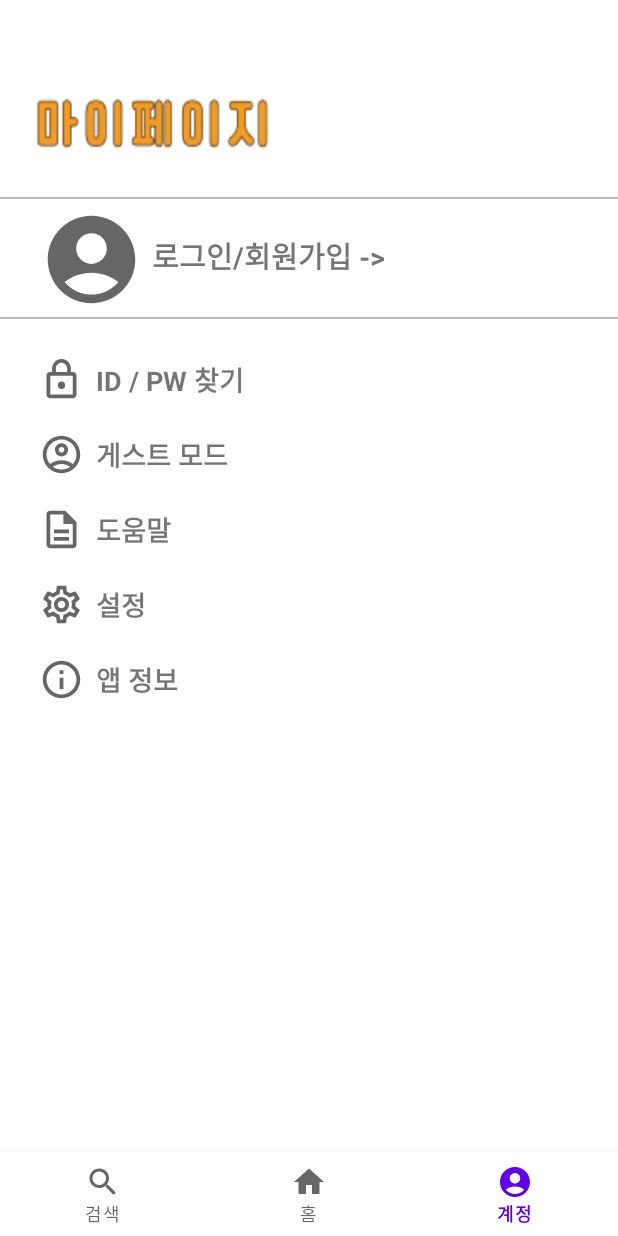
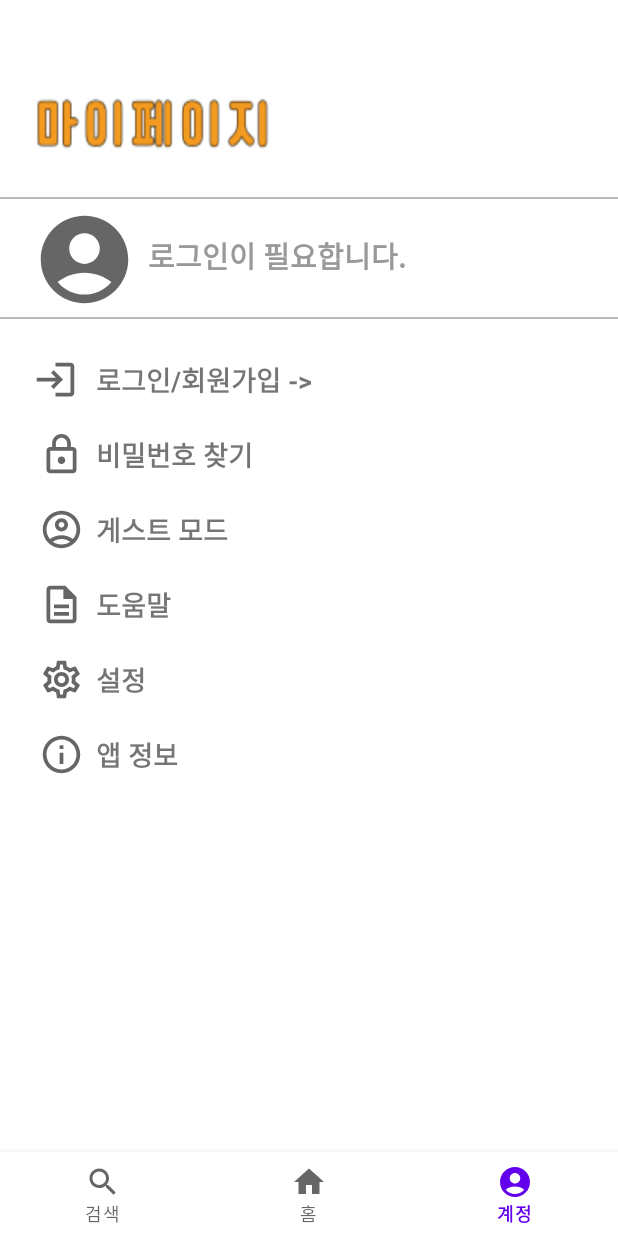
Before and after one commit to JoungSangJun/BookReport, an Android app built with Jetpack Compose: the screen it shows after launch (MainActivity), item 3 of the bottom bar chosen, on a phone screen of 412 x 824 dp. Run offline under Robolectric (Android 15) with nearby library versions, the phone set to English and light mode, and no system bars; our stand-ins replace Firebase (no records; nobody signed in at launch, a user with empty details on screens opened directly).

Commit message:
find_pass update
비밀번호 찾기, 계정 프래그먼트 수정

```diff
--- a/app/src/main/AndroidManifest.xml
+++ b/app/src/main/AndroidManifest.xml
@@ -3,6 +3,7 @@
     xmlns:tools="http://schemas.android.com/tools">
 
     <application
+        android:name=".MyApplication"
         android:allowBackup="true"
         android:dataExtractionRules="@xml/data_extraction_rules"
         android:fullBackupContent="@xml/backup_rules"
@@ -11,6 +12,9 @@
         android:supportsRtl="true"
         android:theme="@style/Theme.BookReport"
         tools:targetApi="31">
+        <activity
+            android:name="kr.baekseok.login.FindPassActivity"
+            android:exported="false" />
         <activity
             android:name="kr.baekseok.register.RegisterActivity"
             android:exported="false" />
--- a/app/src/main/java/kr/baekseok/bookreport/AccountFragment.kt
+++ b/app/src/main/java/kr/baekseok/bookreport/AccountFragment.kt
@@ -1,14 +1,15 @@
 package kr.baekseok.bookreport
 
+import android.app.AlertDialog
+import android.content.DialogInterface
 import android.content.Intent
 import android.os.Bundle
-import android.util.Log
 import android.view.LayoutInflater
 import android.view.View
 import android.view.ViewGroup
+import android.widget.Toast
 import androidx.fragment.app.Fragment
 import com.google.firebase.auth.FirebaseAuth
-import com.google.firebase.auth.FirebaseUser
 import com.google.firebase.auth.ktx.auth
 import com.google.firebase.ktx.Firebase
 import kr.baekseok.bookreport.databinding.FragmentAccountBinding
@@ -17,37 +18,74 @@ import kr.baekseok.login.LoginActivity
 
 class AccountFragment : Fragment() {
     private lateinit var aBinding: FragmentAccountBinding
-    private var loginLogoutCode = 0
+    var loginLogoutCode = MyApplication.preferences.getInt("loginLogoutCode", 0)
+    val mAuth: FirebaseAuth = Firebase.auth
 
     override fun onCreateView(
         inflater: LayoutInflater, container: ViewGroup?, savedInstanceState: Bundle?
     ): View {
         aBinding = FragmentAccountBinding.inflate(layoutInflater, container, false)
-        val mAuth : FirebaseAuth = Firebase.auth
-        val user : FirebaseUser = mAuth.currentUser!!
 
-        user.getIdToken(true).addOnCompleteListener {
-            if (it.isSuccessful){
-                loginLogoutCode = 1
-            }
+        if (loginLogoutCode == 1) {
+            aBinding.btnRegister.setText("로그아웃")
+        } else if (loginLogoutCode == 0) {
+            aBinding.btnRegister.setText("로그인/회원가입 ->")
         }
 
+        btnGuestMode()
 
         btnRegister()
+
 
         return aBinding.root
     }
 
     fun btnRegister() {
-        if(loginLogoutCode == 0) {
-            aBinding.btnRegister.setOnClickListener {
+
+        aBinding.btnRegister.setOnClickListener {
+            if (loginLogoutCode == 0) {
+                loginLogoutCode = 1
+                MyApplication.preferences.setInt("loginLogoutCode", loginLogoutCode)
                 startActivity(Intent(activity, LoginActivity::class.java))
+                activity?.finish()
+            } else if (loginLogoutCode == 1) {
+                aBinding.btnRegister.setOnClickListener {
+                    mAuth.signOut() // 로그아웃
+                    loginLogoutCode = 0
+                    MyApplication.preferences.setInt("loginLogoutCode", loginLogoutCode)
+                    startActivity(Intent(activity, MainActivity::class.java))
+                    activity?.finish()
+                }
             }
-        }else{
-            aBinding.btnRegister.setText("로그아웃")
+        }
 
+    }
+
+    fun btnFindPass() {
+
+    }
+
+    fun btnGuestMode() { // 게스트 모드
+        aBinding.btnGuest.setOnClickListener {
+            val builder = AlertDialog.Builder(context)
+                .setMessage(R.string.dialog_guest)
+                .setPositiveButton("전환",
+                DialogInterface.OnClickListener { dialog, which ->
+                    Toast.makeText(context,"게스트 모드로 전환되었습니다.", Toast.LENGTH_SHORT).show()
+                    mAuth.signOut()
+                    loginLogoutCode = 0
+                    MyApplication.preferences.setInt("loginLogoutCode", loginLogoutCode)
+                    startActivity(Intent(context, MainActivity::class.java))
+                    activity?.finish()
+                })
+                .setNegativeButton("취소",
+                DialogInterface.OnClickListener{ dialog, which ->
+                    Toast.makeText(context,"취소되었습니다.", Toast.LENGTH_SHORT).show()
+                })
+            builder.show()
         }
     }
 
 
+
 }
--- /dev/null
+++ b/app/src/main/java/kr/baekseok/bookreport/MyApplication.kt
@@ -0,0 +1,15 @@
+package kr.baekseok.bookreport
+
+import android.app.Application
+
+class MyApplication : Application() {
+
+    companion object{
+        lateinit var preferences : PreferenceUtil
+    }
+
+    override fun onCreate() {
+        preferences = PreferenceUtil(applicationContext)
+        super.onCreate()
+    }
+}
--- /dev/null
+++ b/app/src/main/java/kr/baekseok/bookreport/PreferenceUtil.kt
@@ -0,0 +1,16 @@
+package kr.baekseok.bookreport
+
+import android.content.Context
+import android.content.SharedPreferences
+
+class PreferenceUtil(context : Context) {
+    private val preferences : SharedPreferences = context.getSharedPreferences("prefs_name", Context.MODE_PRIVATE)
+
+    fun getInt(key: String, defValue: Int):Int{
+        return preferences.getInt(key,defValue)
+    }
+
+    fun setInt(key: String, defValue: Int){
+        preferences.edit().putInt(key, defValue).apply()
+    }
+}
--- /dev/null
+++ b/app/src/main/res/drawable/outline_login_24.xml
@@ -0,0 +1,11 @@
+<vector xmlns:android="http://schemas.android.com/apk/res/android"
+    android:width="24dp"
+    android:height="24dp"
+    android:viewportWidth="24"
+    android:viewportHeight="24"
+    android:tint="?attr/colorControlNormal"
+    android:autoMirrored="true">
+  <path
+      android:fillColor="@android:color/white"
+      android:pathData="M11,7L9.6,8.4l2.6,2.6H2v2h10.2l-2.6,2.6L11,17l5,-5L11,7zM20,19h-8v2h8c1.1,0 2,-0.9 2,-2V5c0,-1.1 -0.9,-2 -2,-2h-8v2h8V19z"/>
+</vector>
--- /dev/null
+++ b/app/src/main/res/drawable/view_round_white_6.xml
@@ -0,0 +1,5 @@
+<?xml version="1.0" encoding="utf-8"?>
+<shape xmlns:android="http://schemas.android.com/apk/res/android">
+    <solid android:color="@color/white" />
+    <corners android:radius="6dp" />
+</shape>
--- a/app/src/main/res/layout/fragment_account.xml
+++ b/app/src/main/res/layout/fragment_account.xml
@@ -1,10 +1,8 @@
 <?xml version="1.0" encoding="utf-8"?>
-<androidx.constraintlayout.widget.ConstraintLayout
+<androidx.constraintlayout.widget.ConstraintLayout xmlns:android="http://schemas.android.com/apk/res/android"
+    xmlns:app="http://schemas.android.com/apk/res-auto"
     android:layout_width="match_parent"
-    android:layout_height="match_parent"
-    xmlns:android="http://schemas.android.com/apk/res/android"
-    xmlns:app="http://schemas.android.com/apk/res-auto">
-
+    android:layout_height="match_parent">
 
 
     <androidx.constraintlayout.widget.ConstraintLayout
@@ -13,9 +11,9 @@
         android:layout_height="wrap_content"
         android:layout_marginTop="45dp"
         android:layout_marginEnd="187dp"
-        app:layout_constraintTop_toTopOf="parent"
+        app:layout_constraintEnd_toEndOf="parent"
         app:layout_constraintStart_toStartOf="parent"
-        app:layout_constraintEnd_toEndOf="parent">
+        app:layout_constraintTop_toTopOf="parent">
 
         <TextView
             android:id="@+id/tx_home"
@@ -31,14 +29,13 @@
 
     <androidx.constraintlayout.widget.ConstraintLayout
         android:id="@+id/constraint2"
-        android:background="#BAB8B8"
         android:layout_width="match_parent"
         android:layout_height="1dp"
         android:layout_marginTop="16dp"
-        app:layout_constraintTop_toBottomOf="@+id/constraint1"
+        android:background="#BAB8B8"
+        app:layout_constraintEnd_toEndOf="parent"
         app:layout_constraintStart_toStartOf="parent"
-        app:layout_constraintEnd_toEndOf="parent"
-        >
+        app:layout_constraintTop_toBottomOf="@+id/constraint1">
 
     </androidx.constraintlayout.widget.ConstraintLayout>
 
@@ -46,48 +43,82 @@
         android:id="@+id/constraint3"
         android:layout_width="match_parent"
         android:layout_height="wrap_content"
+        app:layout_constraintEnd_toEndOf="parent"
         app:layout_constraintStart_toStartOf="parent"
+        app:layout_constraintTop_toBottomOf="@+id/constraint2">
+
+        <ImageView
+            android:id="@+id/img_profile"
+            android:layout_width="70dp"
+            android:layout_height="70dp"
+            android:layout_marginTop="5dp"
+            android:layout_marginEnd="300dp"
+            android:src="@drawable/baseline_account_circle_24"
+            app:layout_constraintEnd_toEndOf="parent"
+            app:layout_constraintStart_toStartOf="parent"
+            app:layout_constraintTop_toTopOf="parent" />
+
+        <TextView
+            android:id="@+id/tx_loginState"
+            android:layout_width="wrap_content"
+            android:layout_height="wrap_content"
+            android:layout_marginStart="7dp"
+            android:text="@string/tx_loginState"
+            android:textColor="#9A9999"
+            android:textSize="19sp"
+            android:textStyle="bold"
+            app:layout_constraintBottom_toBottomOf="parent"
+            app:layout_constraintStart_toEndOf="@+id/img_profile"
+            app:layout_constraintTop_toTopOf="parent"
+            />
+
+    </androidx.constraintlayout.widget.ConstraintLayout>
+
+    <androidx.constraintlayout.widget.ConstraintLayout
+        android:id="@+id/constraint4"
+        android:layout_width="match_parent"
+        android:layout_height="1dp"
+        android:layout_marginTop="3dp"
+        android:background="#BAB8B8"
         app:layout_constraintEnd_toEndOf="parent"
-        app:layout_constraintTop_toBottomOf="@+id/constraint2"
-        >
+        app:layout_constraintStart_toStartOf="parent"
+        app:layout_constraintTop_toBottomOf="@+id/constraint3">
+
+    </androidx.constraintlayout.widget.ConstraintLayout>
+
+    <androidx.constraintlayout.widget.ConstraintLayout
+        android:id="@+id/constraint_login"
+        android:layout_width="match_parent"
+        android:layout_height="50dp"
+        android:layout_marginTop="15dp"
+        app:layout_constraintEnd_toEndOf="parent"
+        app:layout_constraintStart_toStartOf="parent"
+        app:layout_constraintTop_toBottomOf="@+id/constraint4">
 
         <ImageView
             android:id="@+id/img_register"
-            android:layout_width="70dp"
-            android:layout_height="70dp"
-            android:src="@drawable/baseline_account_circle_24"
+            android:layout_width="30dp"
+            android:layout_height="30dp"
+            android:layout_marginEnd="338dp"
+            android:src="@drawable/outline_login_24"
+            app:layout_constraintBottom_toBottomOf="parent"
+            app:layout_constraintEnd_toEndOf="parent"
             app:layout_constraintStart_toStartOf="parent"
-            app:layout_constraintEnd_toEndOf="parent"
-            app:layout_constraintTop_toTopOf="parent"
-            android:layout_marginTop="5dp"
-            android:layout_marginRight="290dp"
-            />
+            app:layout_constraintTop_toTopOf="parent" />
 
         <TextView
             android:id="@+id/btn_register"
             android:layout_width="wrap_content"
             android:layout_height="wrap_content"
+            android:layout_marginStart="12dp"
             android:text="@string/btn_register"
-            android:textSize="19sp"
+            android:textSize="18sp"
             android:textStyle="bold"
+            app:layout_constraintBottom_toBottomOf="parent"
             app:layout_constraintStart_toEndOf="@+id/img_register"
             app:layout_constraintTop_toTopOf="parent"
-            app:layout_constraintEnd_toEndOf="parent"
-            app:layout_constraintBottom_toBottomOf="parent"
-            android:layout_marginEnd="150dp"/>
+            />
 
-    </androidx.constraintlayout.widget.ConstraintLayout>
-
-    <androidx.constraintlayout.widget.ConstraintLayout
-        android:id="@+id/constraint4"
-        android:background="#BAB8B8"
-        android:layout_width="match_parent"
-        android:layout_height="1dp"
-        android:layout_marginTop="3dp"
-        app:layout_constraintTop_toBottomOf="@+id/constraint3"
-        app:layout_constraintStart_toStartOf="parent"
-        app:layout_constraintEnd_toEndOf="parent"
-        >
 
     </androidx.constraintlayout.widget.ConstraintLayout>
 
@@ -95,35 +126,32 @@
         android:id="@+id/constraint5"
         android:layout_width="match_parent"
         android:layout_height="50dp"
-        android:layout_marginTop="15dp"
-        app:layout_constraintTop_toBottomOf="@+id/constraint4"
+        app:layout_constraintEnd_toEndOf="parent"
         app:layout_constraintStart_toStartOf="parent"
-        app:layout_constraintEnd_toEndOf="parent"
-        >
+        app:layout_constraintTop_toBottomOf="@+id/constraint_login">
 
         <ImageView
             android:id="@+id/img_findId"
             android:layout_width="30dp"
             android:layout_height="30dp"
+            android:layout_marginEnd="330dp"
             android:src="@drawable/outline_lock_24"
+            app:layout_constraintBottom_toBottomOf="parent"
+            app:layout_constraintEnd_toEndOf="parent"
             app:layout_constraintStart_toStartOf="parent"
-            app:layout_constraintEnd_toEndOf="parent"
-            app:layout_constraintTop_toTopOf="parent"
-            app:layout_constraintBottom_toBottomOf="parent"
-            android:layout_marginEnd="330dp"/>
+            app:layout_constraintTop_toTopOf="parent" />
 
         <TextView
             android:id="@+id/btn_findId"
             android:layout_width="wrap_content"
             android:layout_height="wrap_content"
+            android:layout_marginStart="8dp"
             android:text="@string/btn_findId"
             android:textSize="18sp"
             android:textStyle="bold"
-            app:layout_constraintTop_toTopOf="parent"
             app:layout_constraintBottom_toBottomOf="parent"
             app:layout_constraintStart_toEndOf="@+id/img_findId"
-            android:layout_marginLeft="8dp"
-            />
+            app:layout_constraintTop_toTopOf="parent" />
 
 
     </androidx.constraintlayout.widget.ConstraintLayout>
@@ -132,32 +160,32 @@
         android:id="@+id/constraint6"
         android:layout_width="match_parent"
         android:layout_height="50dp"
-        app:layout_constraintTop_toBottomOf="@+id/constraint5"
+        app:layout_constraintEnd_toEndOf="parent"
         app:layout_constraintStart_toStartOf="parent"
-        app:layout_constraintEnd_toEndOf="parent"
-        >
+        app:layout_constraintTop_toBottomOf="@+id/constraint5">
 
         <ImageView
             android:id="@+id/img_guestMode"
             android:layout_width="30dp"
             android:layout_height="30dp"
+            android:layout_marginEnd="330dp"
             android:src="@drawable/outline_account_circle_24"
-            app:layout_constraintTop_toTopOf="parent"
             app:layout_constraintBottom_toBottomOf="parent"
+            app:layout_constraintEnd_toEndOf="parent"
             app:layout_constraintStart_toStartOf="parent"
-            app:layout_constraintEnd_toEndOf="parent"
-            android:layout_marginEnd="330dp"/>
+            app:layout_constraintTop_toTopOf="parent" />
 
         <TextView
+            android:id="@+id/btn_guest"
             android:layout_width="wrap_content"
             android:layout_height="wrap_content"
+            android:layout_marginStart="8dp"
             android:text="@string/btn_guestMode"
+            android:textSize="18sp"
+            android:textStyle="bold"
+            app:layout_constraintBottom_toBottomOf="parent"
             app:layout_constraintStart_toEndOf="@+id/img_guestMode"
-            app:layout_constraintTop_toTopOf="parent"
-            app:layout_constraintBottom_toBottomOf="parent"
-            android:layout_marginLeft="8dp"
-            android:textSize="18dp"
-            android:textStyle="bold"/>
+            app:layout_constraintTop_toTopOf="parent" />
 
     </androidx.constraintlayout.widget.ConstraintLayout>
 
@@ -165,32 +193,31 @@
         android:id="@+id/constraint7"
         android:layout_width="match_parent"
         android:layout_height="50dp"
-        app:layout_constraintTop_toBottomOf="@+id/constraint6"
+        app:layout_constraintEnd_toEndOf="parent"
         app:layout_constraintStart_toStartOf="parent"
-        app:layout_constraintEnd_toEndOf="parent"
-        >
+        app:layout_constraintTop_toBottomOf="@+id/constraint6">
 
         <ImageView
             android:id="@+id/img_help"
             android:layout_width="30dp"
             android:layout_height="30dp"
+            android:layout_marginEnd="330dp"
             android:src="@drawable/outline_description_24"
-            app:layout_constraintTop_toTopOf="parent"
             app:layout_constraintBottom_toBottomOf="parent"
+            app:layout_constraintEnd_toEndOf="parent"
             app:layout_constraintStart_toStartOf="parent"
-            app:layout_constraintEnd_toEndOf="parent"
-            android:layout_marginRight="330dp"/>
+            app:layout_constraintTop_toTopOf="parent" />
 
         <TextView
             android:layout_width="wrap_content"
             android:layout_height="wrap_content"
+            android:layout_marginStart="8dp"
             android:text="@string/btn_help"
+            android:textSize="18sp"
+            android:textStyle="bold"
+            app:layout_constraintBottom_toBottomOf="parent"
             app:layout_constraintStart_toEndOf="@+id/img_help"
-            app:layout_constraintTop_toTopOf="parent"
-            app:layout_constraintBottom_toBottomOf="parent"
-            android:layout_marginStart="8dp"
-            android:textSize="18sp"
-            android:textStyle="bold"/>
+            app:layout_constraintTop_toTopOf="parent" />
 
     </androidx.constraintlayout.widget.ConstraintLayout>
 
@@ -198,32 +225,31 @@
         android:id="@+id/constraint8"
         android:layout_width="match_parent"
         android:layout_height="50dp"
-        app:layout_constraintTop_toBottomOf="@+id/constraint7"
+        app:layout_constraintEnd_toEndOf="parent"
         app:layout_constraintStart_toStartOf="parent"
-        app:layout_constraintEnd_toEndOf="parent"
-        >
+        app:layout_constraintTop_toBottomOf="@+id/constraint7">
 
         <ImageView
             android:id="@+id/img_setting"
             android:layout_width="30dp"
             android:layout_height="30dp"
+            android:layout_marginEnd="330dp"
             android:src="@drawable/outline_settings_24"
-            app:layout_constraintTop_toTopOf="parent"
             app:layout_constraintBottom_toBottomOf="parent"
+            app:layout_constraintEnd_toEndOf="parent"
             app:layout_constraintStart_toStartOf="parent"
-            app:layout_constraintEnd_toEndOf="parent"
-            android:layout_marginEnd="330dp"/>
+            app:layout_constraintTop_toTopOf="parent" />
 
         <TextView
             android:layout_width="wrap_content"
             android:layout_height="wrap_content"
+            android:layout_marginStart="8dp"
             android:text="@string/btn_setting"
+            android:textSize="18sp"
+            android:textStyle="bold"
+            app:layout_constraintBottom_toBottomOf="parent"
             app:layout_constraintStart_toEndOf="@+id/img_setting"
-            app:layout_constraintTop_toTopOf="parent"
-            app:layout_constraintBottom_toBottomOf="parent"
-            android:layout_marginStart="8dp"
-            android:textSize="18sp"
-            android:textStyle="bold"/>
+            app:layout_constraintTop_toTopOf="parent" />
 
     </androidx.constraintlayout.widget.ConstraintLayout>
 
@@ -231,33 +257,32 @@
         android:id="@+id/constraint9"
         android:layout_width="match_parent"
         android:layout_height="50dp"
-        app:layout_constraintTop_toBottomOf="@+id/constraint8"
+        app:layout_constraintEnd_toEndOf="parent"
         app:layout_constraintStart_toStartOf="parent"
-        app:layout_constraintEnd_toEndOf="parent"
-        >
+        app:layout_constraintTop_toBottomOf="@+id/constraint8">
 
         <ImageView
             android:id="@+id/img_info"
             android:layout_width="30dp"
             android:layout_height="30dp"
+            android:layout_marginEnd="330dp"
             android:src="@drawable/outline_info_24"
-            app:layout_constraintTop_toTopOf="parent"
             app:layout_constraintBottom_toBottomOf="parent"
+            app:layout_constraintEnd_toEndOf="parent"
             app:layout_constraintStart_toStartOf="parent"
-            app:layout_constraintEnd_toEndOf="parent"
-            android:layout_marginRight="330dp"/>
+            app:layout_constraintTop_toTopOf="parent" />
 
         <TextView
             android:layout_width="wrap_content"
             android:layout_height="wrap_content"
+            android:layout_marginStart="8dp"
             android:text="@string/btn_info"
+            android:textSize="18sp"
+            android:textStyle="bold"
+            app:layout_constraintBottom_toBottomOf="parent"
             app:layout_constraintStart_toEndOf="@+id/img_info"
-            app:layout_constraintTop_toTopOf="parent"
-            app:layout_constraintBottom_toBottomOf="parent"
-            android:layout_marginStart="8dp"
-            android:textSize="18sp"
-            android:textStyle="bold"/>
+            app:layout_constraintTop_toTopOf="parent" />
 
     </androidx.constraintlayout.widget.ConstraintLayout>
 
-    </androidx.constraintlayout.widget.ConstraintLayout>
+</androidx.constraintlayout.widget.ConstraintLayout>
--- a/app/src/main/res/values/strings.xml
+++ b/app/src/main/res/values/strings.xml
@@ -1,7 +1,7 @@
 <resources>
     <string name="app_name">BookReport</string>
     <string name="btn_register">로그인/회원가입 -></string>
-    <string name="btn_findId">ID / PW 찾기</string>
+    <string name="btn_findId">비밀번호 찾기</string>
     <string name="btn_guestMode">게스트 모드</string>
     <string name="btn_help">도움말</string>
     <string name="btn_setting">설정</string>
@@ -21,5 +21,7 @@
     <string name="edt_passConfirm">비밀번호를 한번 더 입력해주세요</string>
     <string name="btn_register3">회원가입</string>
     <string name="tx_register">회원가입</string>
+    <string name="dialog_guest">게스트 모드로 전환하시겠습니까?</string>
+    <string name="tx_loginState">로그인이 필요합니다.</string>
 
 </resources>
```
Also changed, not shown: app/src/main/java/kr/baekseok/bookreport/DialogGuest.kt (added, +28 -0 lines), app/src/main/java/kr/baekseok/bookreport/HomeFragment.kt (+13 -5 lines), app/src/main/java/kr/baekseok/login/FindPassActivity.kt (added, +16 -0 lines), app/src/main/res/layout/activity_find_pass.xml (added, +9 -0 lines), app/src/main/res/layout/dialog_confirm.xml (added, +46 -0 lines).
